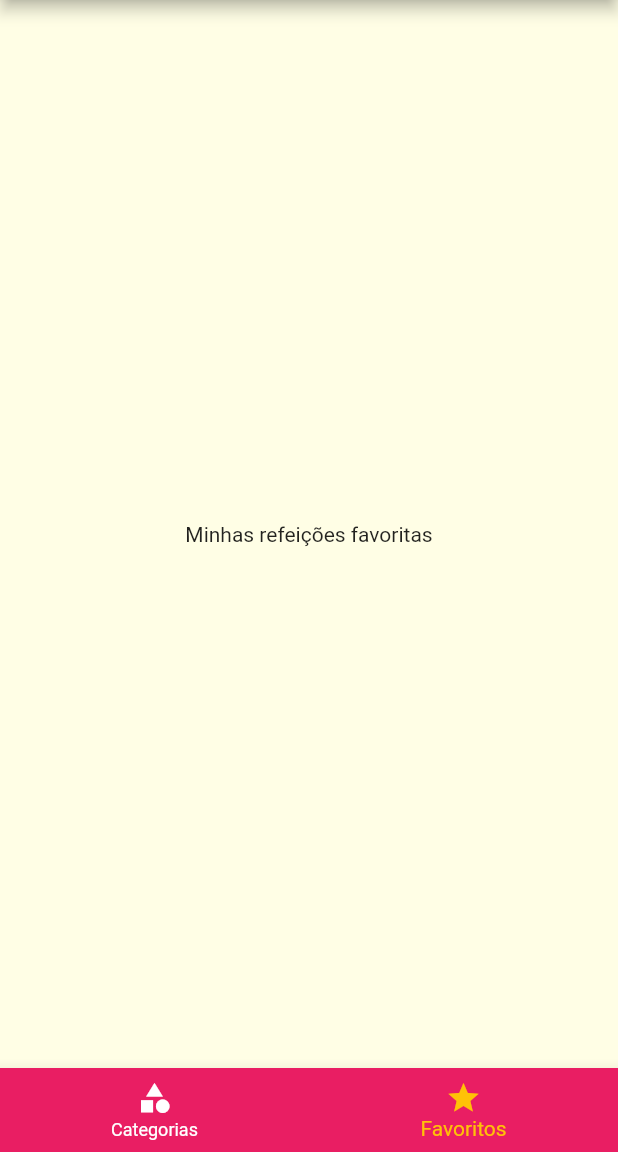
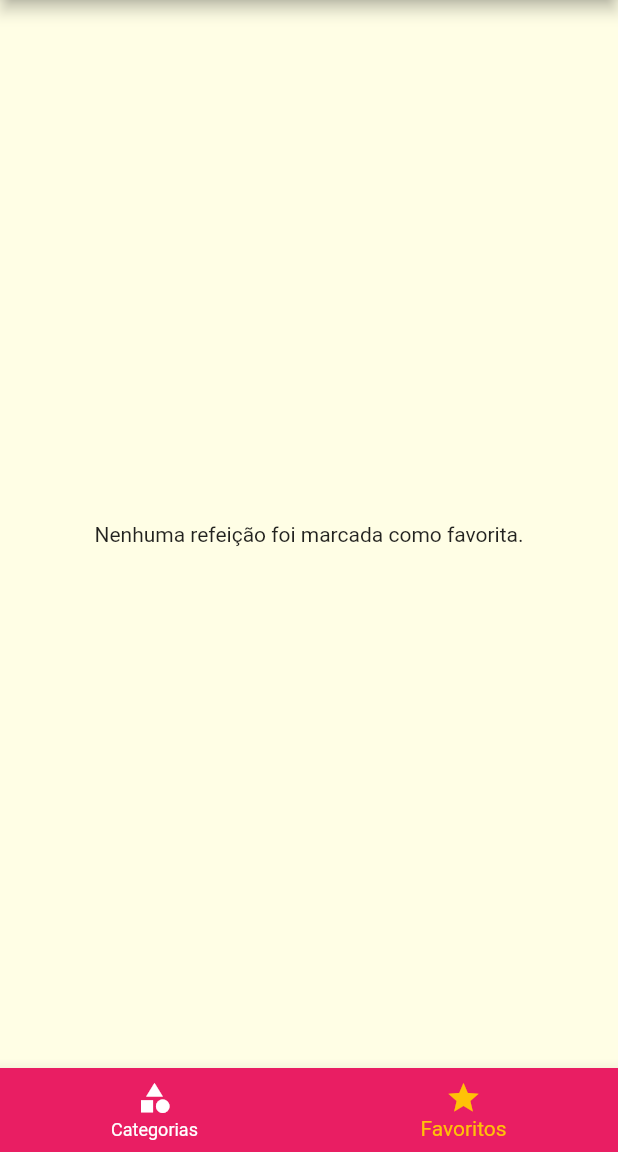
Before and after one commit to massimiliano76/my-meals, a Flutter app: the screen it shows after launch, item 2 of the bottom bar chosen, on a phone screen of 412 x 824 dp, the part 84-1236 px from its top. Run offline on Flutter 3.47's test engine with Material 2 defaults, Android fonts, the phone set to English and light mode, and no system bars.

Commit message:
Add favorite functions

```diff
--- a/lib/main.dart
+++ b/lib/main.dart
@@ -18,6 +18,7 @@ class MyApp extends StatefulWidget {
 class _MyAppState extends State<MyApp> {
   Settings settings = Settings();
   List<Meal> _availableMeals = DUMMY_MEALS;
+  List<Meal> _favoriteMeals = [];
 
   void _filterMeals(Settings settings) {
     setState(() {
@@ -33,6 +34,18 @@ class _MyAppState extends State<MyApp> {
             !filterVegetarian;
       }).toList();
     });
+  }
+
+  void _toggleFavorite(Meal meal) {
+    setState(() {
+      _favoriteMeals.contains(meal)
+          ? _favoriteMeals.remove(meal)
+          : _favoriteMeals.add(meal);
+    });
+  }
+
+  bool _isFavorite(Meal meal) {
+    return _favoriteMeals.contains(meal);
   }
 
   @override
@@ -53,10 +66,11 @@ class _MyAppState extends State<MyApp> {
             ),
       ),
       routes: {
-        AppRoutes.HOME: (ctx) => TabsScreen(),
+        AppRoutes.HOME: (ctx) => TabsScreen(_favoriteMeals),
         AppRoutes.CATEGORIES_MEALS: (ctx) =>
             CategoriesMealsScreen(_availableMeals),
-        AppRoutes.MEAL_DETAIL: (ctx) => MealDetailScreen(),
+        AppRoutes.MEAL_DETAIL: (ctx) =>
+            MealDetailScreen(_toggleFavorite, _isFavorite),
         AppRoutes.SETTINGS: (ctx) => SettingScreen(_filterMeals, settings),
       },
     );
--- a/lib/screens/favorite_screen.dart
+++ b/lib/screens/favorite_screen.dart
@@ -1,10 +1,25 @@
 import 'package:flutter/material.dart';
+import '../models/meal.dart';
+import '../components/meal_item.dart';
 
 class FavoriteScreen extends StatelessWidget {
+  final List<Meal> favoriteMeals;
+
+  const FavoriteScreen(this.favoriteMeals);
+
   @override
   Widget build(BuildContext context) {
-    return Center(
-      child: Text('Minhas refeições favoritas'),
-    );
+    if (favoriteMeals.isEmpty) {
+      return Center(
+        child: Text('Nenhuma refeição foi marcada como favorita.'),
+      );
+    } else {
+      return ListView.builder(
+        itemCount: favoriteMeals.length,
+        itemBuilder: (ctx, index) {
+          return MealItem(favoriteMeals[index]);
+        },
+      );
+    }
   }
 }
--- a/lib/screens/tabs_screen.dart
+++ b/lib/screens/tabs_screen.dart
@@ -1,20 +1,36 @@
 import 'package:flutter/material.dart';
-
 import 'caregories_screen.dart';
 import 'favorite_screen.dart';
+import '../models/meal.dart';
 import '../components/main_drawer.dart';
 
 class TabsScreen extends StatefulWidget {
+  final List<Meal> favoriteMeals;
+
+  const TabsScreen(this.favoriteMeals);
+
   @override
   _TabsScreenState createState() => _TabsScreenState();
 }
 
 class _TabsScreenState extends State<TabsScreen> {
   int _selectedScreenIndex = 0;
-  final List<Map<String, Object>> _screens = [
-    {'title': 'Lista de Categorias', 'screen': CategoriesScreen()},
-    {'title': 'Meus Favoritos', 'screen': FavoriteScreen()},
-  ];
+  List<Map<String, Object>> _screens;
+
+  @override
+  void initState() {
+    super.initState();
+    _screens = [
+      {
+        'title': 'Lista de Categorias',
+        'screen': CategoriesScreen(),
+      },
+      {
+        'title': 'Meus Favoritos',
+        'screen': FavoriteScreen(widget.favoriteMeals),
+      },
+    ];
+  }
 
   _selectScreen(int index) {
     setState(() {
```
Also changed, not shown: lib/screens/meal_detail_screen.dart (+7 -2 lines).
